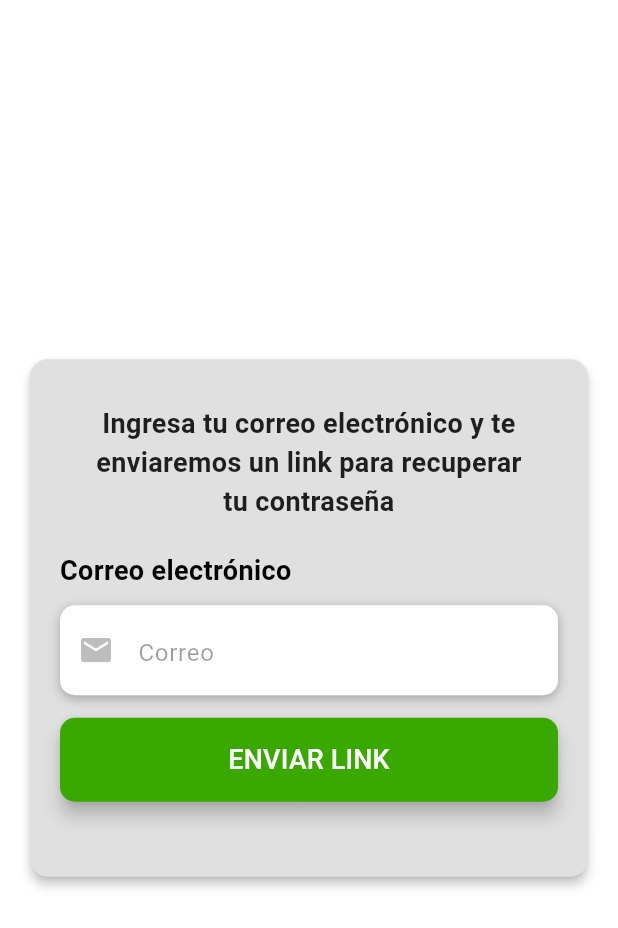
After one commit to Cristhian-Leon1/flutter_appmovil_web_miradores, a Flutter app: the IniciarSesionPage screen opened by its route, after a tap on "¿Olvidaste tu contraseña?", on a phone screen of 412 x 824 dp. The commit adds this screen. Shown: the top 928 px of the screen. Run offline on Flutter 3.47's test engine with Material 3 defaults, Android fonts, the phone set to English and light mode, and no system bars; our stand-ins replace carousel_slider, cloud_firestore, curved_navigation_bar, firebase_auth, firebase_core, firebase_storage and 9 more; missing offline and left inert: dart:html, dart:ui_web, flutter_statusbarcolor_ns, webview_flutter_web; accounts and stored records are empty.

Commit message:
Recuperar contraseña en movil ok

```diff
--- a/lib/provider/iniciar_sesion_provider.dart
+++ b/lib/provider/iniciar_sesion_provider.dart
@@ -4,6 +4,7 @@ import 'package:flutter/foundation.dart';
 import 'package:flutter/material.dart';
 import 'package:provider/provider.dart';
 import 'package:pueblito_viajero/modelos/mirador_modelo.dart';
+import 'package:pueblito_viajero/vistas/android/iniciar_sesion/iniciar_sesion_screen.dart';
 import 'package:pueblito_viajero/vistas/web/sesion_registro/sesion_registro_screen.dart';
 import 'package:shared_preferences/shared_preferences.dart';
 import '../modelos/usuario_model.dart';
--- a/lib/vistas/android/iniciar_sesion/iniciar_sesion_screen.dart
+++ b/lib/vistas/android/iniciar_sesion/iniciar_sesion_screen.dart
@@ -1,5 +1,6 @@
 import 'package:flutter/material.dart';
 import 'package:provider/provider.dart';
+import 'package:pueblito_viajero/vistas/android/iniciar_sesion/recuperar_contrasenia.dart';
 
 import '../../../provider/iniciar_sesion_provider.dart';
 import '../../../provider/registro_provider.dart';
@@ -65,7 +66,23 @@ class IniciarSesionPage extends StatelessWidget {
                             }
                           }
                         ),
-                        const Divider(height: 40),
+                        TextButton(
+                          onPressed: () {
+                            iniciarSesionProvider.cambiarMarcaForgetPassword();
+                            Navigator.push(
+                              context,
+                              MaterialPageRoute(builder: (context) => const RecuperarContraseniaPage()),
+                            );
+                          },
+                          child: const Text(
+                            '¿Olvidaste tu contraseña?',
+                            style: TextStyle(
+                              color: Colors.black87,
+                              fontSize: 16
+                            ),
+                          ),
+                        ),
+                        const Divider(height: 30),
                         const Text(
                           'Usar otra cuenta:',
                           textAlign: TextAlign.center,
--- /dev/null
+++ b/lib/vistas/android/iniciar_sesion/recuperar_contrasenia.dart
@@ -0,0 +1,86 @@
+import 'package:flutter/material.dart';
+import 'package:provider/provider.dart';
+
+import '../../../provider/iniciar_sesion_provider.dart';
+import '../../../utils/custom/custom_colors.dart';
+import '../../widgets/boton_personalizable.dart';
+import '../crear_cuenta/widgets/textfield_personalizable.dart';
+
+class RecuperarContraseniaPage extends StatelessWidget {
+  const RecuperarContraseniaPage({super.key});
+
+  @override
+  Widget build(BuildContext context) {
+    final sesionProvider = Provider.of<IniciarSesionProvider>(context);
+
+    void unfocusTextField() {
+      sesionProvider.emailFocusNode.unfocus();
+    }
+
+    return SafeArea(
+      child: Scaffold(
+        backgroundColor: Colors.white,
+        body: GestureDetector(
+          onTap: unfocusTextField,
+          child: Center(
+            child: Card(
+              elevation: 3,
+              color: Colors.grey[300],
+              margin: const EdgeInsets.all(20),
+              child: Padding(
+                padding: const EdgeInsets.all(20.0),
+                child: SingleChildScrollView(
+                  child: Column(
+                    mainAxisSize: MainAxisSize.min,
+                    children: [
+                      const SizedBox(height: 10),
+                      Column(
+                        children: <Widget>[
+                          const Padding(
+                            padding: EdgeInsets.only(bottom: 20, left: 20, right: 20),
+                            child: Text(
+                              'Ingresa tu correo electrónico y te enviaremos un link para recuperar tu contraseña',
+                              textAlign: TextAlign.center,
+                              style: TextStyle(
+                                color: Colors.black87,
+                                fontSize: 18,
+                                fontWeight: FontWeight.bold,
+                              ),
+                            ),
+                          ),
+                          TextFieldPersonalizable(
+                            labelText: 'Correo electrónico',
+                            hintText: 'Correo',
+                            icon: Icons.mail,
+                            controller: sesionProvider.emailController,
+                            keyboard: 'email',
+                            focusNode: sesionProvider.emailFocusNode,
+                            type: '1',
+                          )
+                        ],
+                      ),
+                      const SizedBox(height: 5),
+                      sesionProvider.isLoading_2
+                      ? const Padding(
+                        padding: EdgeInsets.all(15),
+                        child: CircularProgressIndicator(color: AppColors.verdeDivertido),
+                      )
+                      : BotonComun(
+                        color: AppColors.verdeDivertido,
+                        text: 'ENVIAR LINK',
+                        onPressed: () {
+                          sesionProvider.sendPasswordResetEmail(context);
+                        }
+                      ),
+                      const SizedBox(height: 20),
+                    ],
+                  ),
+                ),
+              ),
+            ),
+          ),
+        ),
+      ),
+    );
+  }
+}
```
